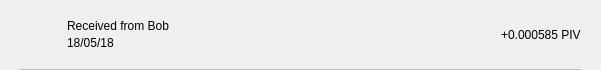
Above: src/qt/pivx/forms/txrow.ui from RapidsOfficial/Rapids before the change. Below: the same form after it.
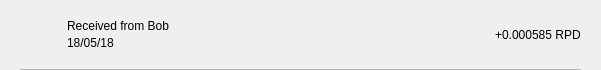
That is the form after the change.

Patch:
```diff
--- a/src/qt/pivx/forms/txrow.ui
+++ b/src/qt/pivx/forms/txrow.ui
@@ -138,7 +138,7 @@
             <string notr="true"/>
            </property>
            <property name="text">
-            <string>+0.000585 PIV</string>
+            <string>+0.000585 RPD</string>
            </property>
           </widget>
          </item>
```
